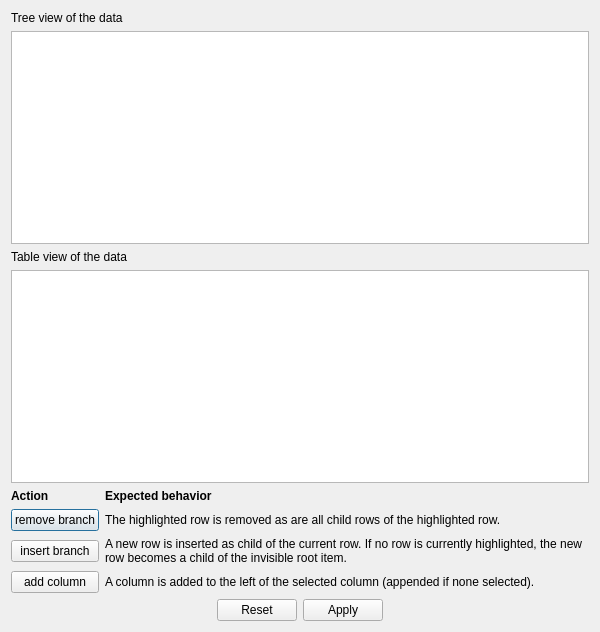
This is prj_Qt/00aqxtree/testdialog.ui in roboturx/aa as Qt 5 draws it before an edit. The edited form follows.
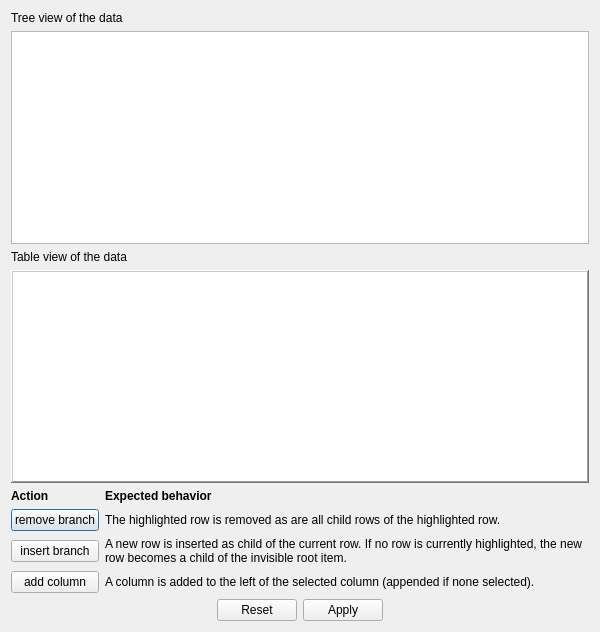
This is the edited form.

What changed in the file:
```diff
--- a/prj_Qt/00aqxtree/testdialog.ui
+++ b/prj_Qt/00aqxtree/testdialog.ui
@@ -52,11 +52,26 @@
    </item>
    <item>
     <widget class="QTableView" name="tableView">
+     <property name="cursor" stdset="0">
+      <cursorShape>CrossCursor</cursorShape>
+     </property>
+     <property name="autoFillBackground">
+      <bool>true</bool>
+     </property>
+     <property name="frameShape">
+      <enum>QFrame::WinPanel</enum>
+     </property>
+     <property name="frameShadow">
+      <enum>QFrame::Raised</enum>
+     </property>
      <property name="selectionMode">
       <enum>QAbstractItemView::ExtendedSelection</enum>
      </property>
      <property name="selectionBehavior">
-      <enum>QAbstractItemView::SelectRows</enum>
+      <enum>QAbstractItemView::SelectItems</enum>
+     </property>
+     <property name="wordWrap">
+      <bool>false</bool>
      </property>
     </widget>
    </item>
```
Left out of the diff: 20 changed lines with no effect on the pictures.
